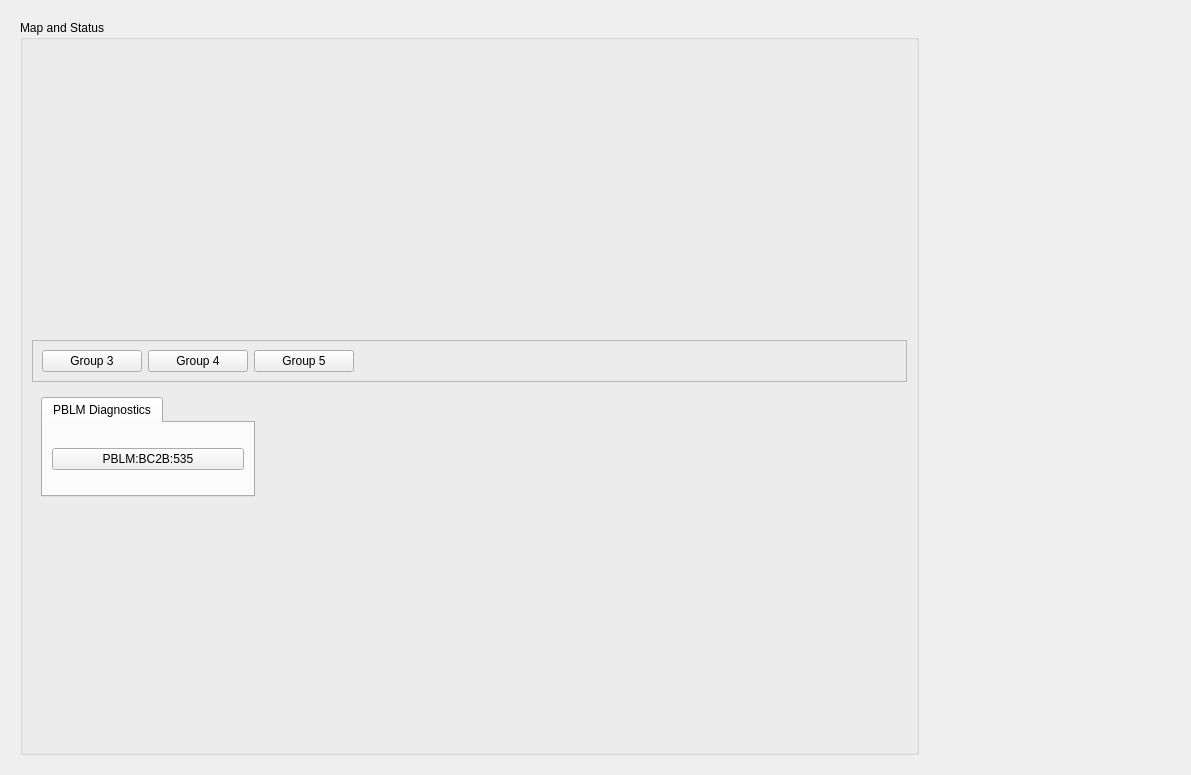
This is l2b_main.ui in ad-build-test/pydm-mps as Qt 5 draws it before an edit. The edited form follows.
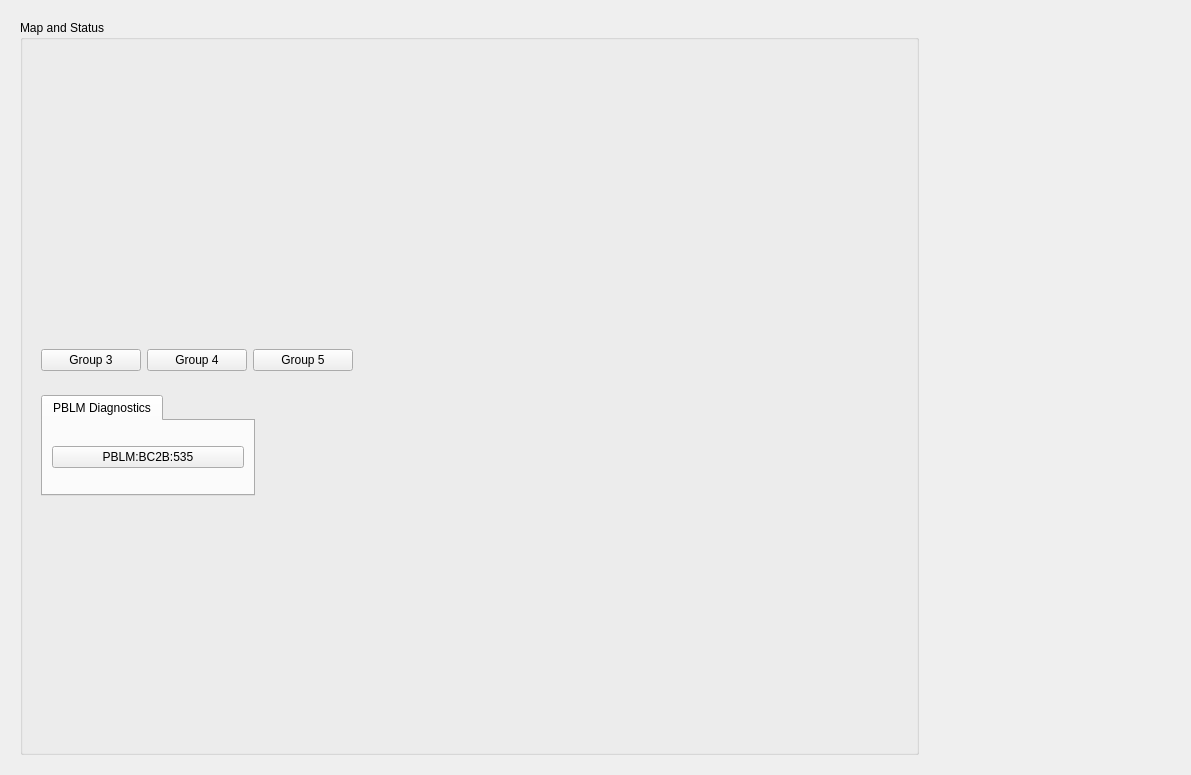
This is the edited form. Custom widgets are drawn as their Qt base class.

What changed in the file:
```diff
--- a/l2b_main.ui
+++ b/l2b_main.ui
@@ -48,7 +48,7 @@
          <item row="1" column="0">
           <widget class="QFrame" name="frame">
            <property name="frameShape">
-            <enum>QFrame::StyledPanel</enum>
+            <enum>QFrame::NoFrame</enum>
            </property>
            <property name="frameShadow">
             <enum>QFrame::Raised</enum>
```
